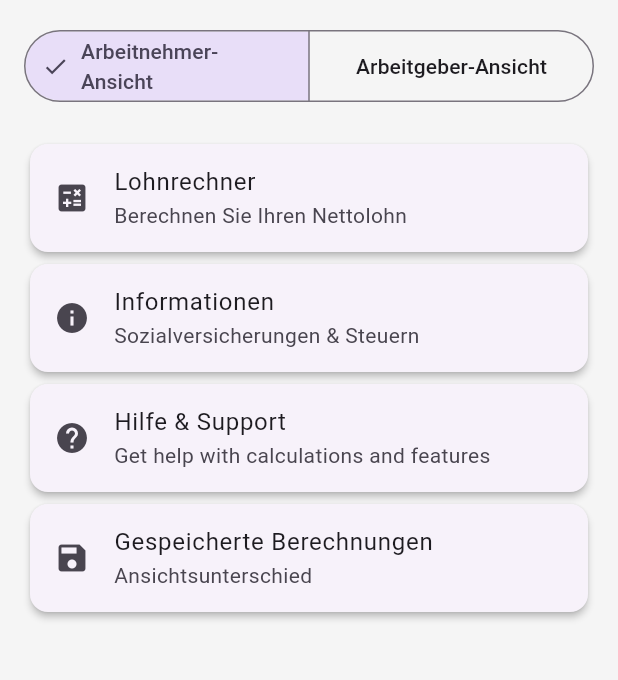
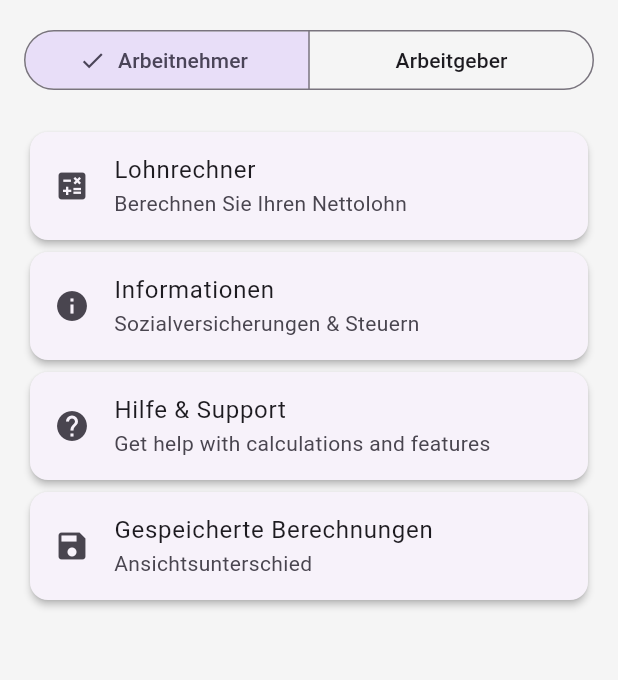
Before and after one commit to Cikle/lohnify, a Flutter app: the screen it shows after launch, on a phone screen of 412 x 824 dp, the part 84-764 px from its top. Run offline on Flutter 3.47's test engine with Material 3 defaults, Android fonts, the phone set to English and light mode, and no system bars; our stand-ins replace shared_preferences.

Commit message:
feat: Update home screen view options and add translations for Arbeitnehmer/Arbeitgeber

```diff
--- a/lohnify/lib/l10n/app_translations.dart
+++ b/lohnify/lib/l10n/app_translations.dart
@@ -149,6 +149,8 @@ class AppTranslations {
       'resetCalculator': 'Reset Calculator',
       'yes': 'Yes',
       'no': 'No',
+      'arbeitnehmer': 'Employee',
+      'arbeitgeber': 'Employer',
       'date': 'Date',
       'deductions': 'Deductions',
     },
--- a/lohnify/lib/screens/home_screen.dart
+++ b/lohnify/lib/screens/home_screen.dart
@@ -45,12 +45,12 @@ class _HomeScreenState extends State<HomeScreen> {
                       ButtonSegment<bool>(
                         value: false,
                         label:
-                            Text(LanguageService.tr(context, 'employeeView')),
+                            Text('Arbeitnehmer'),
                       ),
                       ButtonSegment<bool>(
                         value: true,
                         label:
-                            Text(LanguageService.tr(context, 'employerView')),
+                            Text('Arbeitgeber'),
                       ),
                     ],
                     selected: {_isEmployerView},
```
